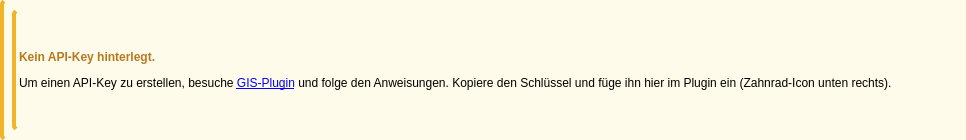
First picture: the form in ui/list_missing_api_key_error_widget.ui, repository poliscope-de/poliscope-qgis-plugin, before the edit.
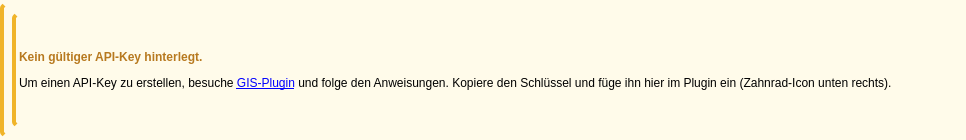
Second picture: the form after the edit.

Commit message:
API-Key Validierung beim Start; Hilfe-Tab Zahnrad; WSL Hinweis; UI Fixes
- Validate API key on startup via get_focusregions(limit=1); show error widget if invalid
- Add gear icon (pbOptions_help) to Hilfe tab, wired to openOptions
- Update help text: Verwaltungseinheit → Gemeindeverband, Gemeinden
- Rename error widget label to "Kein gültiger API-Key hinterlegt."
- Add right margin to missing-API-key error widget
- Add WSL known limitations section to README

```diff
--- a/ui/list_missing_api_key_error_widget.ui
+++ b/ui/list_missing_api_key_error_widget.ui
@@ -38,7 +38,7 @@
    <bool>true</bool>
   </property>
   <property name="styleSheet">
-   <string notr="true">QWidget { background-color: #fffbea; border-left: 4px solid #f0b429; border-radius: 4px; }</string>
+   <string notr="true">QWidget { background-color: #fffbea; border-left: 4px solid #f0b429; border-radius: 4px; margin: 4px 6px 4px 0px; }</string>
   </property>
   <layout class="QVBoxLayout" name="verticalLayout">
    <property name="spacing">
@@ -59,7 +59,7 @@
    <item>
     <widget class="QLabel" name="label">
      <property name="text">
-      <string>&lt;html&gt;&lt;head/&gt;&lt;body&gt;&lt;p&gt;&lt;span style=&quot; font-weight:600; color:#b7791f;&quot;&gt;Kein API-Key hinterlegt.&lt;/span&gt;&lt;/p&gt;&lt;p&gt;Um einen API-Key zu erstellen, besuche &lt;a href=&quot;https://poliscope.de/app/gis-plugin&quot;&gt;GIS-Plugin&lt;/a&gt; und folge den Anweisungen. Kopiere den Schlüssel und füge ihn hier im Plugin ein (Zahnrad-Icon unten rechts).&lt;/p&gt;&lt;/body&gt;&lt;/html&gt;</string>
+      <string>&lt;html&gt;&lt;head/&gt;&lt;body&gt;&lt;p&gt;&lt;span style=&quot; font-weight:600; color:#b7791f;&quot;&gt;Kein gültiger API-Key hinterlegt.&lt;/span&gt;&lt;/p&gt;&lt;p&gt;Um einen API-Key zu erstellen, besuche &lt;a href=&quot;https://poliscope.de/app/gis-plugin&quot;&gt;GIS-Plugin&lt;/a&gt; und folge den Anweisungen. Kopiere den Schlüssel und füge ihn hier im Plugin ein (Zahnrad-Icon unten rechts).&lt;/p&gt;&lt;/body&gt;&lt;/html&gt;</string>
      </property>
      <property name="wordWrap">
       <bool>true</bool>
```
The commit also changes 3 other files.
